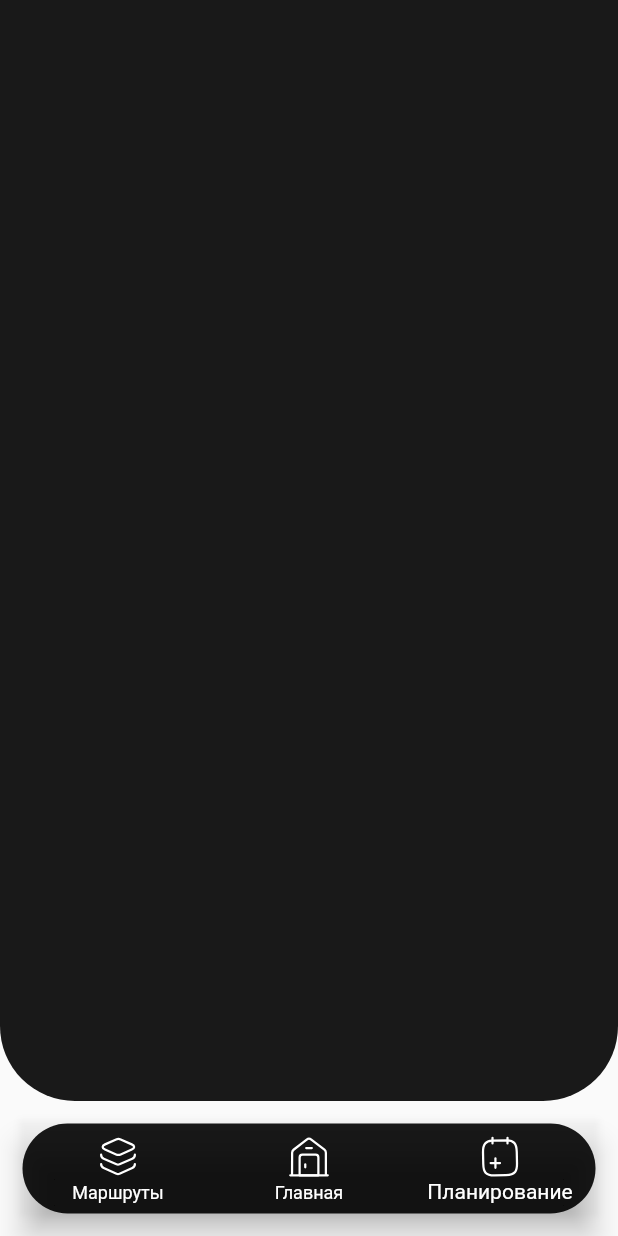
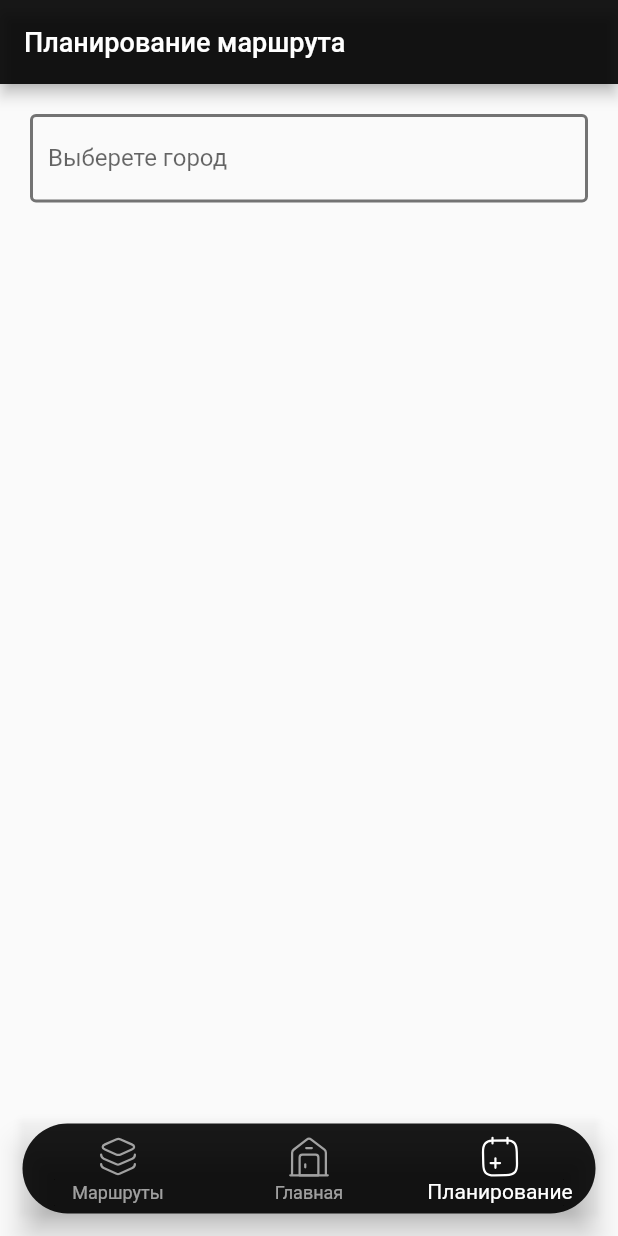
Before and after one commit to Pavel-Marachev/Traveler, a Flutter app: the screen it shows after launch, item 3 of the bottom bar chosen, on a phone screen of 412 x 824 dp. Run offline on Flutter 3.47's test engine with Material 2 defaults, Android fonts, the phone set to English and light mode, and no system bars; our stand-ins replace flutter_bloc, flutter_svg; missing offline and left inert: yandex_mapkit.

```diff
--- a/lib/business_logic/blocs/navigation_bloc/navigation_bloc.dart
+++ b/lib/business_logic/blocs/navigation_bloc/navigation_bloc.dart
@@ -6,12 +6,11 @@ import 'package:flutter_bloc/flutter_bloc.dart';
 part 'package:traveler/business_logic/blocs/navigation_bloc/navigation_event.dart';
 part 'package:traveler/business_logic/blocs/navigation_bloc/navigation_state.dart';
 
-
 class NavigationBloc extends Bloc<NavigationEvent, NavigationState> {
-  NavigationBloc() : super(NavigationInitial()) {
-   on<AppStarted>((event, emit) => emit(StateHomePage()));
-   on<PressedOnHomePage>((event, emit) => emit(StateHomePage()));
-   on<PressedOnPlacesListPage>((event, emit) => emit(StatePlacesListPage()));
-   on<PressedOnAddRoutePage>((event, emit) => emit(StateAddRoutePage()));
+  NavigationBloc() : super(StateHomePage()) {
+    on<AppStarted>((event, emit) => emit(StateHomePage()));
+    on<PressedOnHomePage>((event, emit) => emit(StateHomePage()));
+    on<PressedOnPlacesListPage>((event, emit) => emit(StatePlacesListPage()));
+    on<PressedOnAddRoutePage>((event, emit) => emit(StateAddRoutePage()));
   }
 }
--- a/lib/business_logic/blocs/navigation_bloc/navigation_state.dart
+++ b/lib/business_logic/blocs/navigation_bloc/navigation_state.dart
@@ -2,8 +2,6 @@ part of 'package:traveler/business_logic/blocs/navigation_bloc/navigation_bloc.d
 
 @immutable
 abstract class NavigationState {}
-
-class NavigationInitial extends NavigationState {}
 
 class StateHomePage extends NavigationState {}
 
--- a/lib/main.dart
+++ b/lib/main.dart
@@ -8,7 +8,7 @@ import 'package:traveler/presentation/pages/places_list_page.dart';
 import 'package:flutter_svg/svg.dart';
 import 'package:traveler/presentation/theme/constants.dart';
 
-void main() {
+void main() async {
   runApp(BlocProvider(
       create: (context) => NavigationBloc()..add(AppStarted()),
       child: const MyApp()));
@@ -56,7 +56,7 @@ class MyApp extends StatelessWidget {
               borderRadius: BorderRadius.circular(30),
             ),
             child: BottomNavigationBar(
-              unselectedItemColor: kWidgetColor,
+              unselectedItemColor: kWidgetColor.withOpacity(0.6),
               selectedItemColor: kWidgetColor,
               backgroundColor: Colors.transparent,
               currentIndex: getCurrentIndex(state),
@@ -79,18 +79,24 @@ class MyApp extends StatelessWidget {
                 BottomNavigationBarItem(
                   icon: SvgPicture.asset(
                     "assets/images/list_icon.svg",
+                    color: kWidgetColor
+                        .withOpacity(getCurrentIndex(state) == 0 ? 1 : 0.6),
                   ),
                   label: "Маршруты",
                 ),
                 BottomNavigationBarItem(
                   icon: SvgPicture.asset(
                     "assets/images/home_icon.svg",
+                    color: kWidgetColor
+                        .withOpacity(getCurrentIndex(state) == 1 ? 1 : 0.6),
                   ),
                   label: "Главная",
                 ),
                 BottomNavigationBarItem(
                   icon: SvgPicture.asset(
                     "assets/images/travel_add_icon.svg",
+                    color: kWidgetColor
+                        .withOpacity(getCurrentIndex(state) == 2 ? 1 : 0.6),
                   ),
                   label: "Планирование",
                 ),
--- a/lib/presentation/pages/add_route_page.dart
+++ b/lib/presentation/pages/add_route_page.dart
@@ -1,22 +1,81 @@
 import 'package:flutter/material.dart';
 import 'package:traveler/presentation/theme/constants.dart';
+import 'package:yandex_mapkit/yandex_mapkit.dart';
 
-class AddRoutePage extends StatelessWidget {
+class AddRoutePage extends StatefulWidget {
   const AddRoutePage({Key? key}) : super(key: key);
+
+  @override
+  State<AddRoutePage> createState() => _AddRoutePageState();
+}
+
+class _AddRoutePageState extends State<AddRoutePage> {
+  // void autoCompleteSearch(String value) async {
+  //   var result = await googlePlace.autocomplete.get(value);
+  //   if (result != null && result.predictions != null && mounted) {
+  //     setState(() {
+  //       predictions = result.predictions;
+  //     });
+  //   }
+  // }
 
   @override
   Widget build(BuildContext context) {
     return Scaffold(
+      appBar: AppBar(
+        title: const Text(
+          'Планирование маршрута',
+          style: kTextStyleTitle,
+        ),
+        backgroundColor: kBackgroundWidgetColor.withOpacity(0.9),
+      ),
       body: Container(
-        padding: const EdgeInsets.symmetric(horizontal: 20),
-        constraints: const BoxConstraints.expand(),
-        decoration: BoxDecoration(
-          color: kBackgroundWidgetColor.withOpacity(0.9),
-          borderRadius:
-              const BorderRadius.vertical(bottom: Radius.circular(50)),
+        margin: EdgeInsets.only(right: 20, left: 20, top: 20),
+        child: Column(
+          children: [
+            TextField(
+              decoration: const InputDecoration(
+                labelText: 'Выберете город',
+                focusedBorder: OutlineInputBorder(
+                  borderSide: BorderSide(
+                    color: Colors.blue,
+                    width: 2,
+                  ),
+                ),
+                enabledBorder: OutlineInputBorder(
+                  borderSide: BorderSide(
+                    color: Colors.black54,
+                    width: 2,
+                  ),
+                ),
+              ),
+              onChanged: (value) {
+                if (value.isNotEmpty) {}
+              },
+            ),
+            const SizedBox(
+              height: 10,
+            ),
+            Expanded(
+              child: ListView.builder(
+                itemCount: 0,
+                itemBuilder: (context, index) {
+                  return ListTile(
+                    leading: const CircleAvatar(
+                      child: Icon(
+                        Icons.pin_drop,
+                        color: Colors.white,
+                      ),
+                    ),
+                    title: Text(''),
+                    onTap: () {},
+                  );
+                },
+              ),
+            ),
+          ],
         ),
       ),
-      //bottomNavigationBar: const MyTabBar(),
     );
   }
 }
--- a/pubspec.yaml
+++ b/pubspec.yaml
@@ -40,6 +40,7 @@ dev_dependencies:
     sdk: flutter
   flutter_svg: ^1.0.3
   flutter_bloc: ^8.0.1
+  yandex_mapkit: ^2.0.3
 
 
   # The "flutter_lints" package below contains a set of recommended lints to
```
Also changed, not shown: lib/presentation/pages/places_list_page.dart (+14 -6 lines), pubspec.lock, 3 other files.
